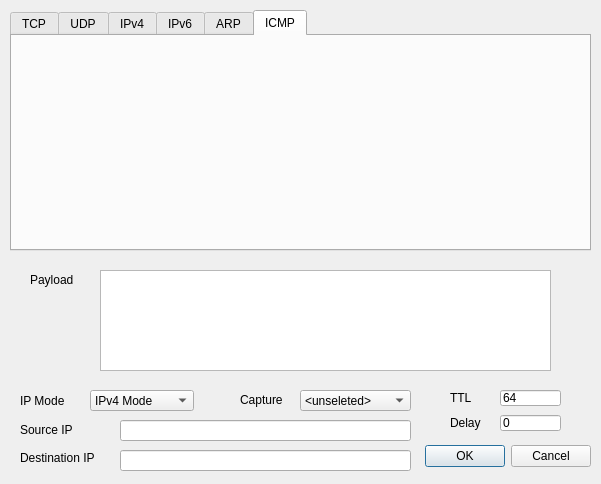
Qt form newpacketdialog.ui (icpz/DokodemoSend) before a commit.
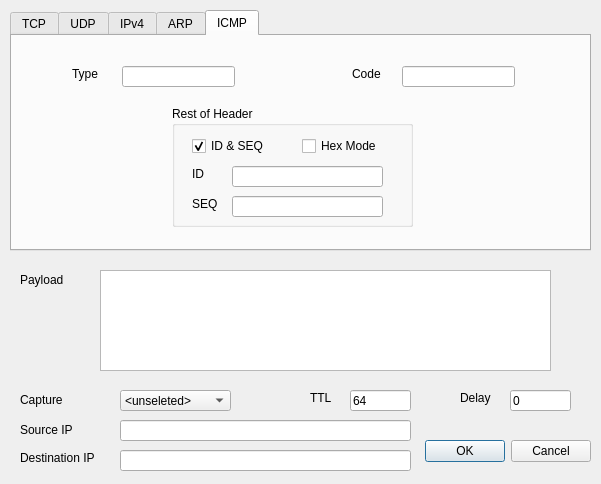
The same form after that commit. The open tabs and pages were chosen to show the change.

Commit message: removed ipv6, add arp && icmp

```diff
--- a/newpacketdialog.ui
+++ b/newpacketdialog.ui
@@ -20,9 +20,9 @@
    <property name="geometry">
     <rect>
      <x>420</x>
-     <y>440</y>
+     <y>431</y>
      <width>171</width>
-     <height>32</height>
+     <height>41</height>
     </rect>
    </property>
    <property name="orientation">
@@ -541,62 +541,281 @@
      </property>
     </widget>
    </widget>
-   <widget class="QWidget" name="tabIPv6">
-    <property name="enabled">
-     <bool>true</bool>
-    </property>
-    <attribute name="title">
-     <string>IPv6</string>
-    </attribute>
-   </widget>
    <widget class="QWidget" name="tabARP">
     <attribute name="title">
      <string>ARP</string>
     </attribute>
+    <widget class="QLineEdit" name="srcMACEdit">
+     <property name="geometry">
+      <rect>
+       <x>140</x>
+       <y>50</y>
+       <width>201</width>
+       <height>21</height>
+      </rect>
+     </property>
+     <property name="font">
+      <font>
+       <family>Courier New</family>
+      </font>
+     </property>
+    </widget>
+    <widget class="QLineEdit" name="dstMACEdit">
+     <property name="geometry">
+      <rect>
+       <x>140</x>
+       <y>120</y>
+       <width>201</width>
+       <height>21</height>
+      </rect>
+     </property>
+     <property name="font">
+      <font>
+       <family>Courier New</family>
+      </font>
+     </property>
+     <property name="text">
+      <string>00-00-00-00-00-00</string>
+     </property>
+    </widget>
+    <widget class="QGroupBox" name="groupBox">
+     <property name="geometry">
+      <rect>
+       <x>410</x>
+       <y>49</y>
+       <width>111</width>
+       <height>91</height>
+      </rect>
+     </property>
+     <property name="font">
+      <font>
+       <pointsize>13</pointsize>
+      </font>
+     </property>
+     <property name="title">
+      <string>Operation Code</string>
+     </property>
+     <widget class="QRadioButton" name="arpRequest">
+      <property name="geometry">
+       <rect>
+        <x>10</x>
+        <y>30</y>
+        <width>71</width>
+        <height>20</height>
+       </rect>
+      </property>
+      <property name="text">
+       <string>Request</string>
+      </property>
+      <property name="checked">
+       <bool>true</bool>
+      </property>
+     </widget>
+     <widget class="QRadioButton" name="arpReply">
+      <property name="geometry">
+       <rect>
+        <x>10</x>
+        <y>60</y>
+        <width>61</width>
+        <height>20</height>
+       </rect>
+      </property>
+      <property name="text">
+       <string>Reply</string>
+      </property>
+     </widget>
+    </widget>
+    <widget class="QLabel" name="label">
+     <property name="geometry">
+      <rect>
+       <x>20</x>
+       <y>50</y>
+       <width>91</width>
+       <height>16</height>
+      </rect>
+     </property>
+     <property name="text">
+      <string>Source MAC</string>
+     </property>
+    </widget>
+    <widget class="QLabel" name="label_24">
+     <property name="geometry">
+      <rect>
+       <x>20</x>
+       <y>120</y>
+       <width>111</width>
+       <height>16</height>
+      </rect>
+     </property>
+     <property name="text">
+      <string>Destination MAC</string>
+     </property>
+    </widget>
    </widget>
    <widget class="QWidget" name="tabICMP">
     <attribute name="title">
      <string>ICMP</string>
     </attribute>
+    <widget class="QLabel" name="label_25">
+     <property name="geometry">
+      <rect>
+       <x>60</x>
+       <y>30</y>
+       <width>41</width>
+       <height>16</height>
+      </rect>
+     </property>
+     <property name="text">
+      <string>Type</string>
+     </property>
+    </widget>
+    <widget class="QLabel" name="label_26">
+     <property name="geometry">
+      <rect>
+       <x>340</x>
+       <y>30</y>
+       <width>41</width>
+       <height>16</height>
+      </rect>
+     </property>
+     <property name="text">
+      <string>Code</string>
+     </property>
+    </widget>
+    <widget class="QLineEdit" name="icmpTypeEdit">
+     <property name="geometry">
+      <rect>
+       <x>110</x>
+       <y>30</y>
+       <width>113</width>
+       <height>21</height>
+      </rect>
+     </property>
+     <property name="font">
+      <font>
+       <family>Courier New</family>
+      </font>
+     </property>
+    </widget>
+    <widget class="QLineEdit" name="icmpCodeEdit">
+     <property name="geometry">
+      <rect>
+       <x>390</x>
+       <y>30</y>
+       <width>113</width>
+       <height>21</height>
+      </rect>
+     </property>
+     <property name="font">
+      <font>
+       <family>Courier New</family>
+      </font>
+     </property>
+    </widget>
+    <widget class="QGroupBox" name="groupBox_2">
+     <property name="geometry">
+      <rect>
+       <x>160</x>
+       <y>70</y>
+       <width>241</width>
+       <height>121</height>
+      </rect>
+     </property>
+     <property name="title">
+      <string>Rest of Header</string>
+     </property>
+     <widget class="QCheckBox" name="icmpIDAndSeqMode">
+      <property name="geometry">
+       <rect>
+        <x>20</x>
+        <y>30</y>
+        <width>87</width>
+        <height>20</height>
+       </rect>
+      </property>
+      <property name="text">
+       <string>ID &amp;&amp; SEQ</string>
+      </property>
+      <property name="checked">
+       <bool>true</bool>
+      </property>
+     </widget>
+     <widget class="QCheckBox" name="icmpHexMode">
+      <property name="geometry">
+       <rect>
+        <x>130</x>
+        <y>30</y>
+        <width>87</width>
+        <height>20</height>
+       </rect>
+      </property>
+      <property name="text">
+       <string>Hex Mode</string>
+      </property>
+     </widget>
+     <widget class="QLineEdit" name="icmpIDEdit">
+      <property name="geometry">
+       <rect>
+        <x>60</x>
+        <y>60</y>
+        <width>151</width>
+        <height>21</height>
+       </rect>
+      </property>
+      <property name="font">
+       <font>
+        <family>Courier New</family>
+       </font>
+      </property>
+     </widget>
+     <widget class="QLineEdit" name="icmpSeqEdit">
+      <property name="geometry">
+       <rect>
+        <x>60</x>
+        <y>90</y>
+        <width>151</width>
+        <height>21</height>
+       </rect>
+      </property>
+      <property name="font">
+       <font>
+        <family>Courier New</family>
+       </font>
+      </property>
+     </widget>
+     <widget class="QLabel" name="icmpLabelID">
+      <property name="geometry">
+       <rect>
+        <x>20</x>
+        <y>60</y>
+        <width>31</width>
+        <height>16</height>
+       </rect>
+      </property>
+      <property name="text">
+       <string>ID</string>
+      </property>
+     </widget>
+     <widget class="QLabel" name="icmpLabelSEQ">
+      <property name="geometry">
+       <rect>
+        <x>20</x>
+        <y>90</y>
+        <width>31</width>
+        <height>16</height>
+       </rect>
+      </property>
+      <property name="text">
+       <string>SEQ</string>
+      </property>
+     </widget>
+    </widget>
    </widget>
   </widget>
-  <widget class="QComboBox" name="ipModeComboBox">
-   <property name="geometry">
-    <rect>
-     <x>90</x>
-     <y>390</y>
-     <width>104</width>
-     <height>21</height>
-    </rect>
-   </property>
-   <item>
-    <property name="text">
-     <string>IPv4 Mode</string>
-    </property>
-   </item>
-   <item>
-    <property name="text">
-     <string>IPv6 Mode</string>
-    </property>
-   </item>
-  </widget>
-  <widget class="QLabel" name="label">
-   <property name="geometry">
-    <rect>
-     <x>20</x>
-     <y>390</y>
-     <width>51</width>
-     <height>21</height>
-    </rect>
-   </property>
-   <property name="text">
-    <string>IP Mode</string>
-   </property>
-  </widget>
   <widget class="QLabel" name="label_2">
    <property name="geometry">
     <rect>
-     <x>240</x>
+     <x>20</x>
      <y>392</y>
      <width>51</width>
      <height>16</height>
@@ -609,7 +828,7 @@
   <widget class="QComboBox" name="captureComboBox">
    <property name="geometry">
     <rect>
-     <x>300</x>
+     <x>120</x>
      <y>390</y>
      <width>111</width>
      <height>21</height>
@@ -680,10 +899,10 @@
   <widget class="QLineEdit" name="ttlEdit">
    <property name="geometry">
     <rect>
-     <x>500</x>
+     <x>350</x>
      <y>390</y>
      <width>61</width>
-     <height>16</height>
+     <height>21</height>
     </rect>
    </property>
    <property name="text">
@@ -693,10 +912,10 @@
   <widget class="QLineEdit" name="delayEdit">
    <property name="geometry">
     <rect>
-     <x>500</x>
-     <y>415</y>
+     <x>510</x>
+     <y>390</y>
      <width>61</width>
-     <height>16</height>
+     <height>21</height>
     </rect>
    </property>
    <property name="text">
@@ -706,7 +925,7 @@
   <widget class="QLabel" name="label_5">
    <property name="geometry">
     <rect>
-     <x>450</x>
+     <x>310</x>
      <y>390</y>
      <width>31</width>
      <height>16</height>
@@ -719,8 +938,8 @@
   <widget class="QLabel" name="label_6">
    <property name="geometry">
     <rect>
-     <x>450</x>
-     <y>415</y>
+     <x>460</x>
+     <y>390</y>
      <width>41</width>
      <height>16</height>
     </rect>
@@ -747,7 +966,7 @@
   <widget class="QLabel" name="label_15">
    <property name="geometry">
     <rect>
-     <x>30</x>
+     <x>20</x>
      <y>270</y>
      <width>51</width>
      <height>20</height>
```
Left out of the diff: 2 changed lines with no effect on the pictures. The commit also changes 15 other files.
